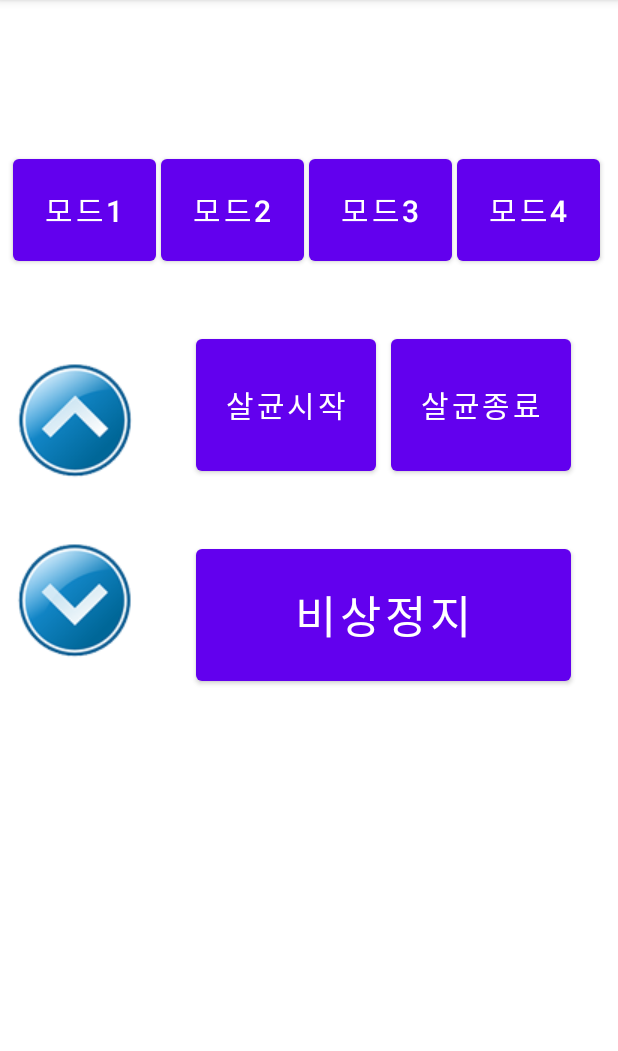
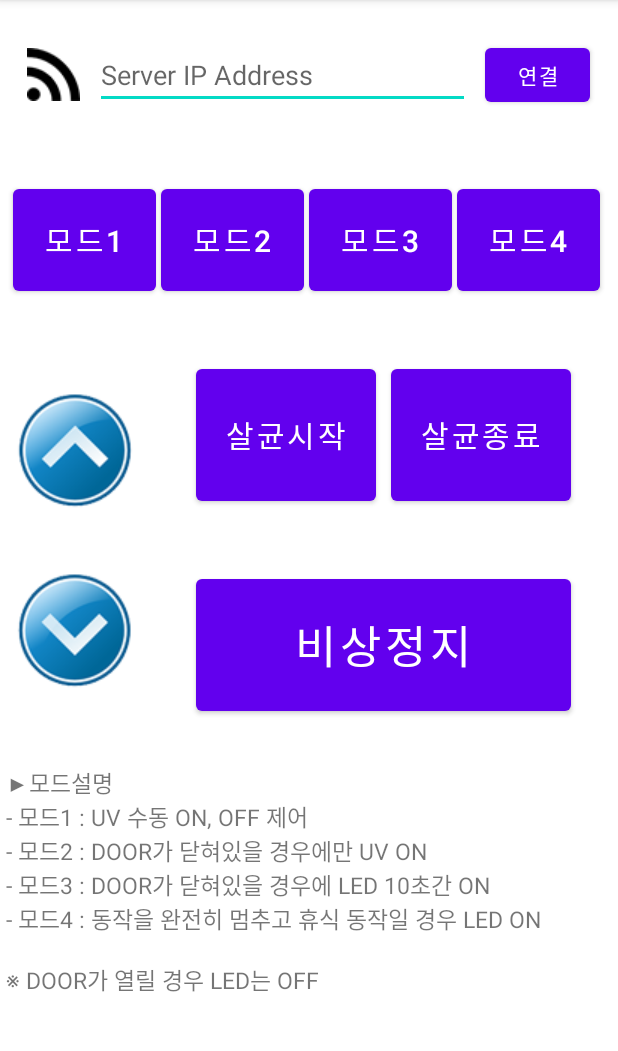
Before and after one commit to hugebio/DWC, an Android app: the screen it shows after launch (MainActivity), on a phone screen of 412 x 824 dp, the part 84-1135 px from its top. Run offline under Robolectric (Android 15) with nearby library versions, the phone set to English and light mode, and no system bars.

Commit message:
UI completed

```diff
--- a/app/build.gradle
+++ b/app/build.gradle
@@ -35,4 +35,5 @@ dependencies {
     testImplementation 'junit:junit:4.13.2'
     androidTestImplementation 'androidx.test.ext:junit:1.1.3'
     androidTestImplementation 'androidx.test.espresso:espresso-core:3.4.0'
+
 }
--- a/app/src/main/java/com/james/dwc/MainActivity.java
+++ b/app/src/main/java/com/james/dwc/MainActivity.java
@@ -1,14 +1,95 @@
 package com.james.dwc;
 
+import androidx.appcompat.app.ActionBar;
 import androidx.appcompat.app.AppCompatActivity;
 
 import android.os.Bundle;
+import android.view.View;
+import android.widget.Button;
+import android.widget.ImageButton;
+import android.widget.ImageView;
+
 
 public class MainActivity extends AppCompatActivity {
+
+    Button btnmode1, btnmode2, btnmode3, btnmode4, btnsterstart, btnsterstop, btnemer, btnconnect;
+    ImageButton btnup, btndown;
+    ImageView imgCon;
+
 
     @Override
     protected void onCreate(Bundle savedInstanceState) {
         super.onCreate(savedInstanceState);
         setContentView(R.layout.activity_main);
+
+        btnmode1 = (Button) findViewById(R.id.btnmode1);
+        btnmode2 = (Button) findViewById(R.id.btnmode2);
+        btnmode3 = (Button) findViewById(R.id.btnmode3);
+        btnmode4 = (Button) findViewById(R.id.btnmode4);
+        btnup = (ImageButton) findViewById(R.id.btnup);
+        btndown = (ImageButton) findViewById(R.id.btndown);
+        btnsterstart = (Button) findViewById(R.id.btnsterstart);
+        btnsterstop = (Button) findViewById(R.id.btnsterstop);
+        btnemer = (Button) findViewById(R.id.btnemer);
+        btnconnect = (Button) findViewById(R.id.btnconnect);
+
+        imgCon = (ImageView) findViewById(R.id.imgcon);
+
+
+        View.OnClickListener onClickListener = new View.OnClickListener(){
+
+            @Override
+            public void onClick(View view) {
+                switch(view.getId()) {
+                    case R.id.btnmode1:
+
+                        break;
+                    case R.id.btnmode2:
+                        break;
+                    case R.id.btnmode3:
+                        break;
+                    case R.id.btnmode4:
+                        break;
+                    case R.id.btnsterstart:
+                        break;
+                    case R.id.btnsterstop:
+                        break;
+                    case R.id.btnemer:
+                        break;
+                }
+            }
+        };
+
+        btnmode1.setOnClickListener(onClickListener);
+        btnmode2.setOnClickListener(onClickListener);
+        btnmode3.setOnClickListener(onClickListener);
+        btnmode4.setOnClickListener(onClickListener);
+        btnsterstart.setOnClickListener(onClickListener);
+        btnsterstop.setOnClickListener(onClickListener);
+        btnemer.setOnClickListener(onClickListener);
+
+
+
+
+        btnconnect.setOnClickListener(new View.OnClickListener() {
+            @Override
+            public void onClick(View view) {
+                if(imgCon.getTag() =="off") {
+                    imgCon.setImageResource(R.drawable.connected);
+                    imgCon.setTag("on");
+                }
+                else {
+                    imgCon.setImageResource(R.drawable.disconnected);
+                    imgCon.setTag("off");
+                }
+
+            }
+        });
+
+
+
+
+
     }
+
 }
--- a/app/src/main/res/layout/activity_main.xml
+++ b/app/src/main/res/layout/activity_main.xml
@@ -8,31 +8,67 @@
     android:orientation="vertical">
 
     <LinearLayout
+        android:layout_width="match_parent"
+        android:layout_height="100dp"
+        android:gravity="center"
+        android:orientation="horizontal">
+
+
+        <ImageView
+            android:id="@+id/imgcon"
+            android:layout_width="35dp"
+            android:layout_height="35dp"
+            android:tag="off"
+            android:src="@drawable/disconnected"/>
+
+        <EditText
+            android:layout_width="250dp"
+            android:layout_height="wrap_content"
+            android:inputType="numberDecimal"
+            android:digits="1234567890."
+            android:layout_marginLeft="10dp"
+            android:hint="Server IP Address"/>
+        <Button
+            android:id="@+id/btnconnect"
+            android:layout_width="70dp"
+            android:layout_height="wrap_content"
+            android:layout_marginLeft="10dp"
+            android:text="연결"/>
+
+
+    </LinearLayout>
+
+
+    <LinearLayout
         android:layout_width="fill_parent"
         android:layout_height="wrap_content"
         android:orientation="horizontal"
-        android:layout_marginTop="100dp"
+        android:layout_marginTop="20dp"
         android:gravity="center">
         ">
         <Button
+            android:id="@+id/btnmode1"
             android:layout_width="95dp"
             android:layout_height="80dp"
             android:text="모드1"
             android:textSize="20sp"
             android:layout_marginRight="3dp"/>
         <Button
+            android:id="@+id/btnmode2"
             android:layout_width="95dp"
             android:layout_height="80dp"
             android:layout_marginRight="3dp"
             android:textSize="20sp"
             android:text="모드2"/>
         <Button
+            android:id="@+id/btnmode3"
             android:layout_width="95dp"
             android:layout_height="80dp"
             android:layout_marginRight="3dp"
             android:textSize="20sp"
             android:text="모드3"/>
         <Button
+            android:id="@+id/btnmode4"
             android:layout_width="95dp"
             android:layout_marginRight="3dp"
             android:textSize="20sp"
@@ -44,7 +80,7 @@
 
     <LinearLayout
         android:layout_width="match_parent"
-        android:layout_height="match_parent"
+        android:layout_height="wrap_content"
         android:orientation="horizontal"
         android:layout_marginTop="30dp">
 
@@ -56,6 +92,7 @@
             android:layout_marginRight="10dp">
 
             <ImageButton
+                android:id="@+id/btnup"
                 android:layout_width="wrap_content"
                 android:layout_height="wrap_content"
                 android:background="@drawable/imgbtn_states"
@@ -64,6 +101,7 @@
                 />
 
             <ImageButton
+                android:id="@+id/btndown"
                 android:layout_width="wrap_content"
                 android:layout_height="wrap_content"
                 android:background="@drawable/btndown"
@@ -87,12 +125,14 @@
                 android:gravity="center">
 
                 <Button
+                    android:id="@+id/btnsterstart"
                     android:layout_width="120dp"
                     android:layout_height="100dp"
                     android:layout_marginRight="10dp"
                     android:textSize="20sp"
                     android:text="살균시작"/>
                 <Button
+                    android:id="@+id/btnsterstop"
                     android:layout_width="120dp"
                     android:layout_height="100dp"
                     android:textSize="20sp"
@@ -105,6 +145,7 @@
                 android:gravity="center"
                 android:layout_marginTop="40dp">
                 <Button
+                    android:id="@+id/btnemer"
                     android:layout_width="250dp"
                     android:layout_height="100dp"
                     android:textSize="30sp"
@@ -117,6 +158,23 @@
         </LinearLayout>
 
 
+
+    </LinearLayout>
+
+    <LinearLayout
+        android:layout_width="match_parent"
+        android:layout_height="wrap_content"
+        android:orientation="vertical"
+        android:gravity="center"
+        android:layout_marginTop="30dp">
+
+        <TextView
+            android:layout_width="match_parent"
+            android:layout_height="match_parent"
+            android:textSize="15sp"
+            android:text="@string/help"/>
+
+
     </LinearLayout>
 
 
--- a/app/src/main/res/values/strings.xml
+++ b/app/src/main/res/values/strings.xml
@@ -1,3 +1,10 @@
 <resources>
-    <string name="app_name">DUMB WAITER CONTROLLER</string>
+    <string name="app_name"> DUMB WAITER CONTROLLER</string>
+    <string name="help">" ▶모드설명
+ - 모드1 : UV 수동 ON, OFF 제어
+ - 모드2 : DOOR가 닫혀있을 경우에만 UV ON
+ - 모드3 : DOOR가 닫혀있을 경우에 LED 10초간 ON
+ - 모드4 : 동작을 완전히 멈추고 휴식 동작일 경우 LED ON
+
+ ※ DOOR가 열릴 경우 LED는 OFF"</string>
 </resources>
```
Also changed, not shown: app/src/main/res/drawable/shapeoval.xml (added, +24 -0 lines), app/src/main/res/drawable/connected.png (added), app/src/main/res/drawable/disconnected.png (added).
